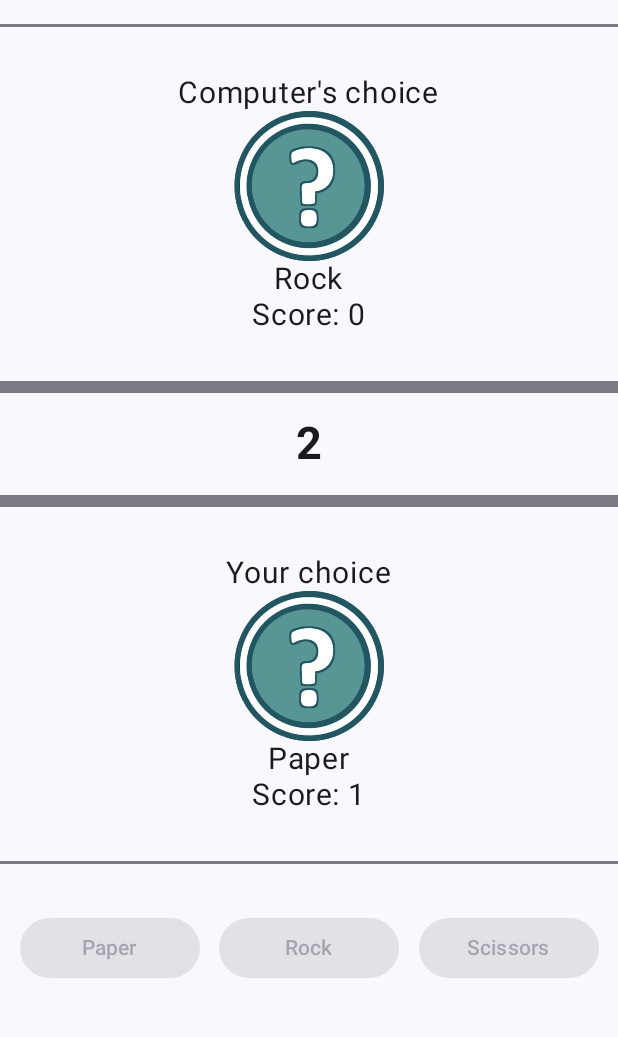
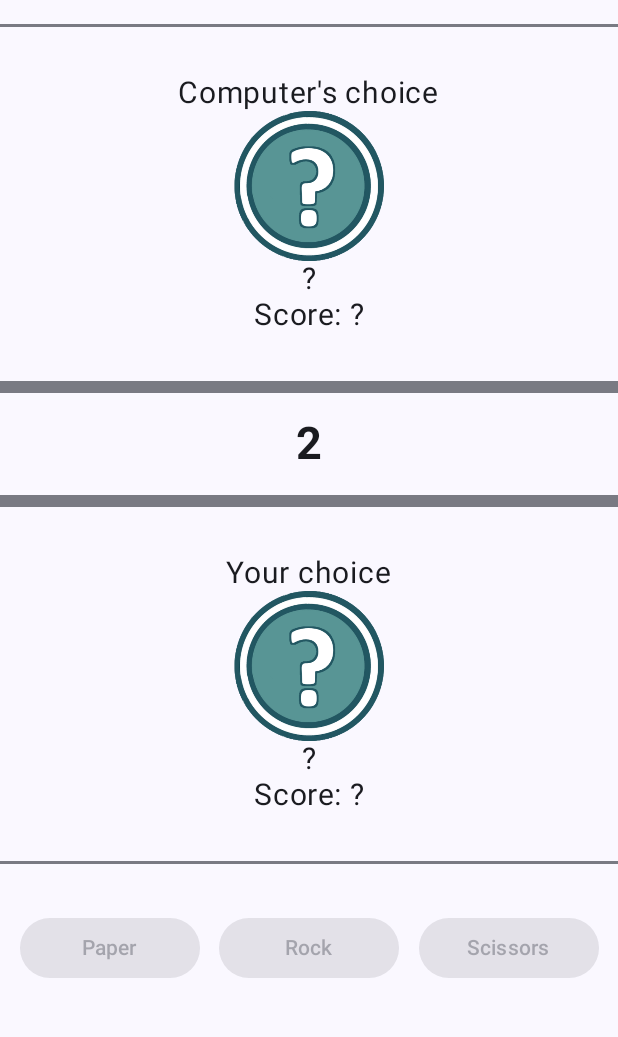
Before and after one commit to christianillanes/paper-rock-scissors, an Android app built with Jetpack Compose: the screen it shows after launch (MainActivity), after a tap on "Paper", on a phone screen of 412 x 824 dp, the part 54-1091 px from its top. Run offline under Robolectric (Android 15) with nearby library versions, the phone set to English and light mode, and no system bars.

Commit message:
Rename Hand to Player and move in choice text and score text into Player function.

```diff
--- a/app/src/main/java/com/illanes/myapplication/MainActivity.kt
+++ b/app/src/main/java/com/illanes/myapplication/MainActivity.kt
@@ -33,10 +33,8 @@ import androidx.compose.runtime.remember
 import androidx.compose.runtime.saveable.rememberSaveable
 import androidx.compose.ui.Alignment
 import androidx.compose.ui.Modifier
-import androidx.compose.ui.graphics.vector.ImageVector
 import androidx.compose.ui.res.painterResource
 import androidx.compose.ui.res.stringResource
-import androidx.compose.ui.res.vectorResource
 import androidx.compose.ui.text.font.FontWeight
 import androidx.compose.ui.tooling.preview.Preview
 import androidx.compose.ui.unit.dp
@@ -94,21 +92,13 @@ fun App(modifier: Modifier = Modifier) {
             Spacer(modifier = Modifier.height(16.dp))
             HorizontalDivider(thickness = 2.dp)
             Spacer(modifier = Modifier.height(32.dp))
-            Text(
-                text = stringResource(id = R.string.computers_choice),
-                fontSize = 20.sp,
-                modifier = Modifier
-            )
-            Hand(
+            Player(
                 modifier = Modifier
                     .size(100.dp),
+                title = R.string.computers_choice,
                 handOption = computerHandOption,
-                isCountingDown = isCountingDown
-            )
-            Text(
-                text = stringResource(id = R.string.score) + ": " + computerScore.intValue,
-                fontSize = 20.sp,
-                modifier = Modifier
+                isCountingDown = isCountingDown,
+                score = computerScore
             )
             Spacer(modifier = Modifier.height(32.dp))
             HorizontalDivider(thickness = 8.dp)
@@ -126,21 +116,13 @@ fun App(modifier: Modifier = Modifier) {
             Spacer(modifier = Modifier.height(16.dp))
             HorizontalDivider(thickness = 8.dp)
             Spacer(modifier = Modifier.height(32.dp))
-            Text(
-                text = stringResource(id = R.string.your_choice),
-                fontSize = 20.sp,
-                modifier = Modifier
-            )
-            Hand(
+            Player(
                 modifier = Modifier
                     .size(100.dp),
+                title = R.string.your_choice,
                 handOption = yourHandOption,
-                isCountingDown = isCountingDown
-            )
-            Text(
-                text = stringResource(id = R.string.score) + ": " + yourScore.intValue,
-                fontSize = 20.sp,
-                modifier = Modifier
+                isCountingDown = isCountingDown,
+                score = yourScore
             )
             Spacer(modifier = Modifier.height(32.dp))
             HorizontalDivider(thickness = 2.dp)
@@ -207,10 +189,12 @@ fun App(modifier: Modifier = Modifier) {
 }
 
 @Composable
-fun Hand(
+fun Player(
     modifier: Modifier = Modifier,
+    title: Int,
     handOption: HandOption = HandOption.PAPER,
-    isCountingDown: MutableState<Boolean>
+    isCountingDown: MutableState<Boolean>,
+    score: MutableIntState
 ) {
     val handIcon = when(handOption) {
         HandOption.PAPER -> R.drawable.paper
@@ -223,6 +207,11 @@ fun Hand(
         HandOption.SCISSORS -> R.string.scissors
     }
 
+    Text(
+        text = stringResource(id = title),
+        fontSize = 20.sp,
+        modifier = Modifier
+    )
     Image(
         painter = if (isCountingDown.value) {
             painterResource(id = R.drawable.question)
@@ -233,7 +222,20 @@ fun Hand(
         modifier = modifier
     )
     Text(
-        text = stringResource(id = handText),
+        text = if (isCountingDown.value) {
+            "?"
+        } else {
+            stringResource(id = handText)
+        },
+        fontSize = 20.sp,
+        modifier = Modifier
+    )
+    Text(
+        text = if (isCountingDown.value) {
+            stringResource(id = R.string.score) + ": ?"
+        } else {
+            stringResource(id = R.string.score) + ": " + score.intValue
+        },
         fontSize = 20.sp,
         modifier = Modifier
     )
```
